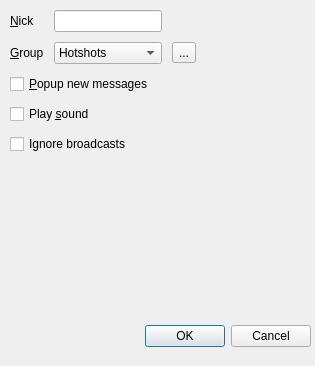
Before: the Qt Designer form src/settings.ui in nikhilm/qommunicate, drawn with Qt 5.
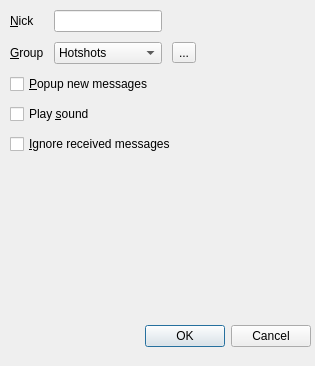
After: the same form once the commit is applied.

Commit message: Changed all instances of broadcast, literal and implied to multicast since that is what is going to be done. Changed Messenger::broadcast to accept a list of members to broadcast too, which should be passed to it by Qommunicate via MessageDialog

What changed in the file:
```diff
--- a/src/settings.ui
+++ b/src/settings.ui
@@ -139,7 +139,7 @@
     <item>
      <widget class="QCheckBox" name="noBroadcastCB" >
       <property name="text" >
-       <string>Ignore broadcasts</string>
+       <string>&amp;Ignore received messages</string>
       </property>
      </widget>
     </item>
```
Left out of the diff: 5 changed lines with no effect on the pictures. The commit also changes 7 other files.
